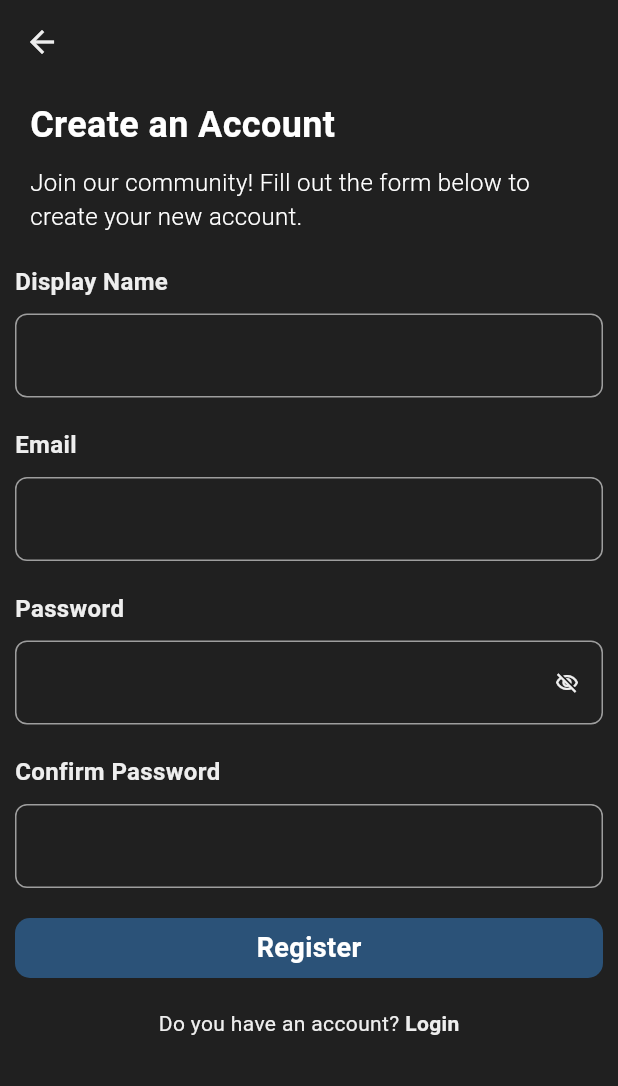
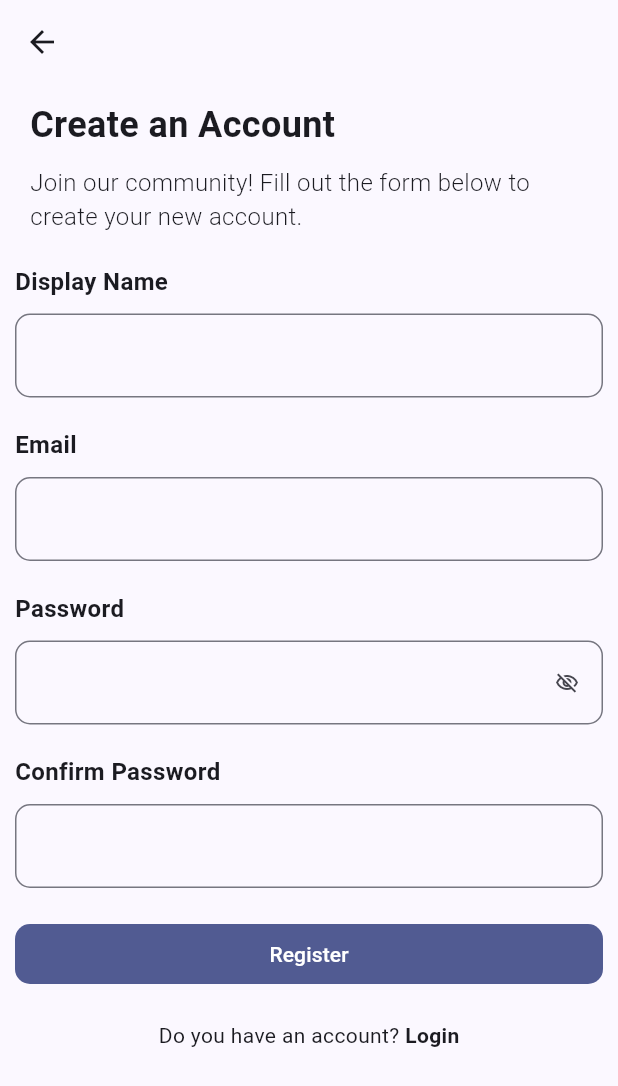
Before and after one commit to irayshi/app_assignment_sipatex, a Flutter app: the screen it shows after launch, after a tap on "Login", after a tap on "Register", on a phone screen of 412 x 824 dp. Shown: the top 1086 px of the screen. Run offline on Flutter 3.47's test engine with Material 3 defaults, Android fonts, the phone set to English and light mode, and no system bars; our stand-ins replace connectivity_plus, flutter_masked_text2, get, sqflite; accounts and stored records are empty.

Commit message:
menambahkan themes

```diff
--- a/lib/app/core/values/colors.dart
+++ /dev/null
@@ -1,8 +0,0 @@
-import 'package:flutter/material.dart';
-
-const primaryColor = Color(0xFF2B5278);
-const secondaryColor = Color(0xFF782B2B);
-const errorColor = Color(0xFFD11D41);
-const white = Color(0xFFEEEEEE);
-const black = Color(0xFF202020);
-const grey = Color(0xFF5C5E60);
--- a/lib/app/modules/login/views/login_view.dart
+++ b/lib/app/modules/login/views/login_view.dart
@@ -1,6 +1,4 @@
-import 'package:app_assignment_sipatex/app/core/values/colors.dart';
 import 'package:app_assignment_sipatex/app/routes/app_pages.dart';
-import 'package:app_assignment_sipatex/widgets/button_widget.dart';
 import 'package:flutter/material.dart';
 
 import 'package:get/get.dart';
@@ -14,7 +12,7 @@ class LoginView extends GetView<LoginController> {
       body: Form(
         key: controller.formKey,
         child: ListView(
-          padding: const EdgeInsets.all(10),
+          padding: const EdgeInsets.all(20),
           children: [
             Container(
               alignment: Alignment.center,
@@ -90,19 +88,10 @@ class LoginView extends GetView<LoginController> {
             ),
             const SizedBox(height: 20),
             Obx(
-              () => ButtonWidget(
-                buttonColor: controller.onClick.value ? null : grey,
-                textButton: controller.onClick.value ? 'Login' : 'Loading...',
-                textStyle: const TextStyle(
-                  fontSize: 18,
-                  fontWeight: FontWeight.bold,
-                  color: Colors.white,
-                ),
-                onTap:
+              () => FilledButton(
+                onPressed:
                     controller.onClick.value ? () => controller.login() : null,
-                width: double.infinity,
-                height: 40,
-                borderRadius: BorderRadius.circular(10),
+                child: Text(controller.onClick.value ? 'Login' : 'Loading...'),
               ),
             ),
             const SizedBox(height: 20),
@@ -121,7 +110,9 @@ class LoginView extends GetView<LoginController> {
                       'Register',
                       style: TextStyle(
                         fontWeight: FontWeight.bold,
-                        color: controller.hover.value ? (Colors.black) : null,
+                        color: controller.hover2.value
+                            ? Theme.of(context).colorScheme.onSecondary
+                            : null,
                       ),
                     ),
                   ),
--- a/lib/app/modules/register/views/register_view.dart
+++ b/lib/app/modules/register/views/register_view.dart
@@ -1,5 +1,3 @@
-import 'package:app_assignment_sipatex/app/core/values/colors.dart';
-import 'package:app_assignment_sipatex/widgets/button_widget.dart';
 import 'package:flutter/material.dart';
 
 import 'package:get/get.dart';
@@ -25,7 +23,6 @@ class RegisterView extends GetView<RegisterController> {
                   Text(
                     'Create an Account',
                     style: TextStyle(
-                      color: Colors.white,
                       fontSize: 24,
                       fontWeight: FontWeight.bold,
                     ),
@@ -34,7 +31,6 @@ class RegisterView extends GetView<RegisterController> {
                   Text(
                     "Join our community! Fill out the form below to create your new account.",
                     style: TextStyle(
-                      color: Colors.white,
                       fontSize: 16,
                       fontWeight: FontWeight.w300,
                     ),
@@ -156,21 +152,12 @@ class RegisterView extends GetView<RegisterController> {
             ),
             const SizedBox(height: 20),
             Obx(
-              () => ButtonWidget(
-                buttonColor: controller.onClick.value ? null : grey,
-                textButton:
-                    controller.onClick.value ? 'Register' : 'Loading...',
-                textStyle: const TextStyle(
-                  fontSize: 18,
-                  fontWeight: FontWeight.bold,
-                  color: Colors.white,
-                ),
-                onTap: controller.onClick.value
+              () => FilledButton(
+                onPressed: controller.onClick.value
                     ? () => controller.register()
                     : null,
-                width: double.infinity,
-                height: 40,
-                borderRadius: BorderRadius.circular(10),
+                child:
+                    Text(controller.onClick.value ? 'Register' : 'Loading...'),
               ),
             ),
             const SizedBox(height: 20),
@@ -189,7 +176,9 @@ class RegisterView extends GetView<RegisterController> {
                       'Login',
                       style: TextStyle(
                         fontWeight: FontWeight.bold,
-                        color: controller.hover.value ? (Colors.black) : null,
+                        color: controller.hover2.value
+                            ? Theme.of(context).colorScheme.onSecondary
+                            : null,
                       ),
                     ),
                   ),
--- a/lib/main.dart
+++ b/lib/main.dart
@@ -20,7 +20,9 @@ void main() {
       title: "Application Assignment Sipatex",
       initialRoute: AppPages.INITIAL,
       getPages: AppPages.routes,
-      theme: Themes.dark,
+      themeMode: ThemeMode.light,
+      theme: Themes.light,
+      darkTheme: Themes.dark,
     ),
   );
 }
--- a/lib/widgets/button_widget.dart
+++ /dev/null
@@ -1,69 +0,0 @@
-import 'package:flutter/material.dart';
-
-class ButtonWidget extends StatelessWidget {
-  final String textButton;
-  final Widget? widget;
-  final Function()? onTap;
-  final Color? buttonColor;
-  final Decoration? decoration;
-  final double? width;
-  final double? height;
-  final double? spaceWidget;
-  final EdgeInsetsGeometry padding;
-  final BorderRadius? borderRadius;
-  final TextStyle? textStyle;
-  const ButtonWidget({
-    super.key,
-    required this.textButton,
-    required this.onTap,
-    this.buttonColor,
-    this.decoration,
-    this.widget,
-    this.width,
-    this.height,
-    this.spaceWidget = 10,
-    this.padding = const EdgeInsets.symmetric(
-      horizontal: 10,
-      vertical: 5,
-    ),
-    this.borderRadius,
-    this.textStyle,
-  });
-
-  @override
-  Widget build(BuildContext context) {
-    return SizedBox(
-      width: width,
-      height: height,
-      child: Material(
-        color: buttonColor,
-        borderRadius: borderRadius,
-        child: InkWell(
-          onTap: onTap,
-          borderRadius: borderRadius,
-          child: Container(
-            padding: padding,
-            decoration: decoration,
-            child: Row(
-              mainAxisAlignment: MainAxisAlignment.center,
-              mainAxisSize: MainAxisSize.min,
-              children: [
-                if (widget != null) ...[
-                  widget!,
-                  SizedBox(width: spaceWidget),
-                ],
-                Flexible(
-                  child: Text(
-                    textButton,
-                    overflow: TextOverflow.ellipsis,
-                    style: textStyle,
-                  ),
-                ),
-              ],
-            ),
-          ),
-        ),
-      ),
-    );
-  }
-}
```
Also changed, not shown: lib/app/modules/login/views/widgets/divider_widget.dart (deleted, +0 -34 lines), lib/app/modules/main/views/home_view.dart (+4 -3 lines), lib/app/modules/product/create_product/views/create_product_view.dart (+5 -14 lines), lib/app/modules/product/edit_product/views/edit_product_view.dart (+5 -13 lines), lib/app/modules/user/create_user/views/create_user_view.dart (+3 -14 lines), lib/app/modules/user/edit_user/views/edit_user_view.dart (+3 -14 lines), lib/themes.dart (+26 -36 lines), pubspec.lock.
